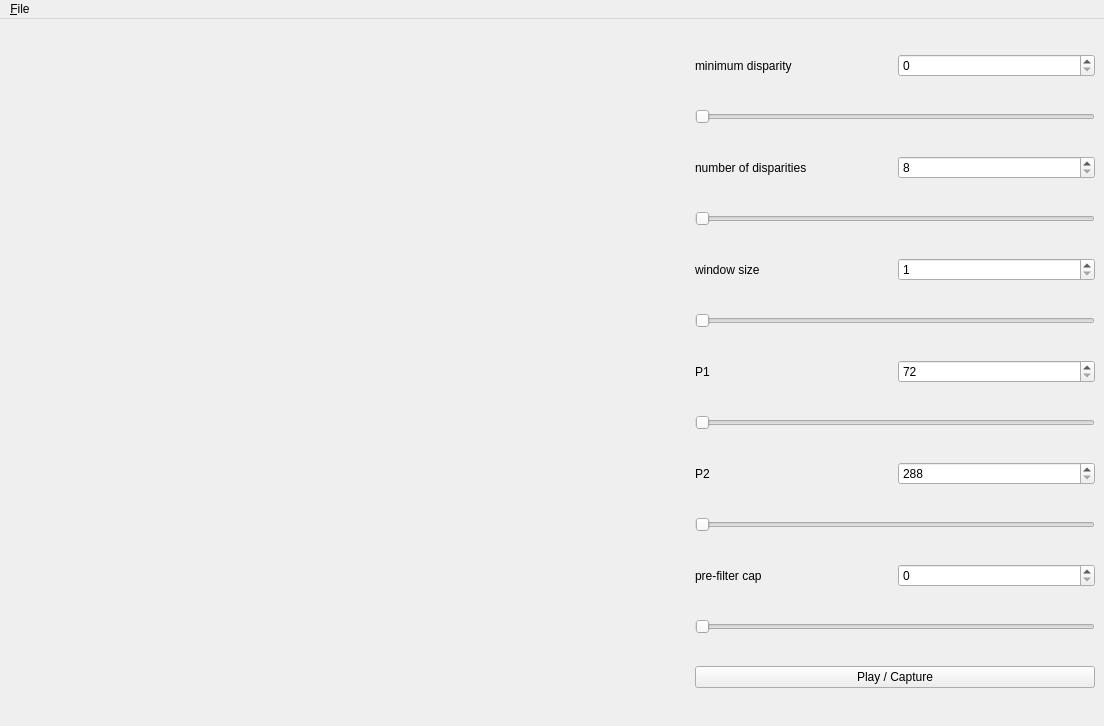
Algomorph/reco, file applications/stereo_workbench/qt/main_window.ui: the form before one commit.
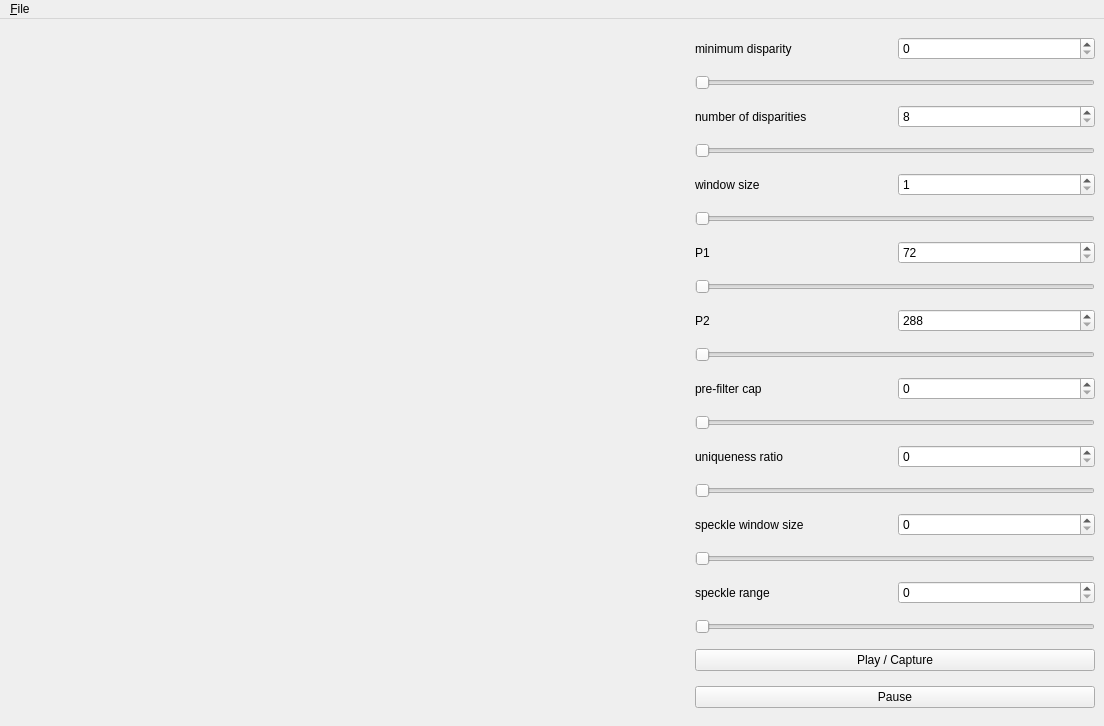
The form after the commit. Icons and pictures are not drawn. Custom widgets are drawn as their Qt base class.

Diff of the .ui file:
```diff
--- a/applications/stereo_workbench/qt/main_window.ui
+++ b/applications/stereo_workbench/qt/main_window.ui
@@ -304,6 +304,129 @@
         <property name="maximum">
          <number>256</number>
         </property>
+        <property name="tracking">
+         <bool>false</bool>
+        </property>
+        <property name="orientation">
+         <enum>Qt::Horizontal</enum>
+        </property>
+       </widget>
+      </item>
+      <item>
+       <layout class="QHBoxLayout" name="horizontalLayout_8">
+        <item>
+         <widget class="QLabel" name="uniqueness_rato_label">
+          <property name="text">
+           <string>uniqueness ratio</string>
+          </property>
+         </widget>
+        </item>
+        <item>
+         <widget class="QSpinBox" name="uniqueness_ratio_spin_box">
+          <property name="maximum">
+           <number>20</number>
+          </property>
+         </widget>
+        </item>
+       </layout>
+      </item>
+      <item>
+       <widget class="QSlider" name="uniqueness_ratio_slider">
+        <property name="sizePolicy">
+         <sizepolicy hsizetype="Minimum" vsizetype="Fixed">
+          <horstretch>0</horstretch>
+          <verstretch>0</verstretch>
+         </sizepolicy>
+        </property>
+        <property name="maximum">
+         <number>20</number>
+        </property>
+        <property name="tracking">
+         <bool>false</bool>
+        </property>
+        <property name="orientation">
+         <enum>Qt::Horizontal</enum>
+        </property>
+       </widget>
+      </item>
+      <item>
+       <layout class="QHBoxLayout" name="horizontalLayout_9">
+        <item>
+         <widget class="QLabel" name="speckle_window_size_label">
+          <property name="text">
+           <string>speckle window size</string>
+          </property>
+         </widget>
+        </item>
+        <item>
+         <widget class="QSpinBox" name="speckle_window_size_spin_box">
+          <property name="maximum">
+           <number>300</number>
+          </property>
+         </widget>
+        </item>
+       </layout>
+      </item>
+      <item>
+       <widget class="QSlider" name="speckle_window_size_slider">
+        <property name="sizePolicy">
+         <sizepolicy hsizetype="Minimum" vsizetype="Fixed">
+          <horstretch>0</horstretch>
+          <verstretch>0</verstretch>
+         </sizepolicy>
+        </property>
+        <property name="maximum">
+         <number>300</number>
+        </property>
+        <property name="singleStep">
+         <number>5</number>
+        </property>
+        <property name="pageStep">
+         <number>20</number>
+        </property>
+        <property name="tracking">
+         <bool>false</bool>
+        </property>
+        <property name="orientation">
+         <enum>Qt::Horizontal</enum>
+        </property>
+       </widget>
+      </item>
+      <item>
+       <layout class="QHBoxLayout" name="horizontalLayout_10">
+        <item>
+         <widget class="QLabel" name="speckle_range_label">
+          <property name="text">
+           <string>speckle range</string>
+          </property>
+         </widget>
+        </item>
+        <item>
+         <widget class="QSpinBox" name="speckle_range_spin_box">
+          <property name="maximum">
+           <number>5</number>
+          </property>
+         </widget>
+        </item>
+       </layout>
+      </item>
+      <item>
+       <widget class="QSlider" name="speckle_range_slider">
+        <property name="sizePolicy">
+         <sizepolicy hsizetype="Minimum" vsizetype="Fixed">
+          <horstretch>0</horstretch>
+          <verstretch>0</verstretch>
+         </sizepolicy>
+        </property>
+        <property name="maximum">
+         <number>5</number>
+        </property>
+        <property name="pageStep">
+         <number>2</number>
+        </property>
+        <property name="tracking">
+         <bool>false</bool>
+        </property>
         <property name="orientation">
          <enum>Qt::Horizontal</enum>
         </property>
@@ -319,6 +442,13 @@
         </property>
        </widget>
       </item>
+      <item>
+       <widget class="QPushButton" name="pause_button">
+        <property name="text">
+         <string>Pause</string>
+        </property>
+       </widget>
+      </item>
      </layout>
     </item>
    </layout>
```
Left out of the diff: 19 changed lines with no effect on the pictures.
